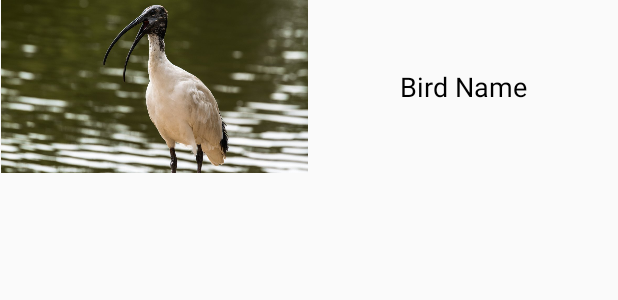
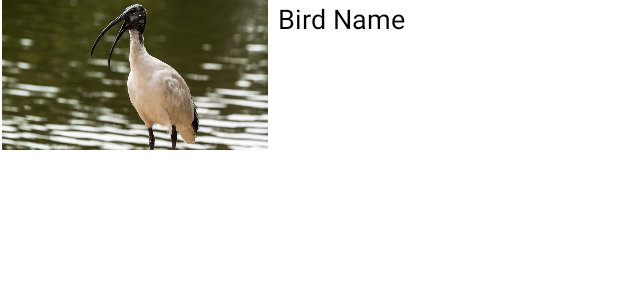
Before and after one commit to lowejosh/Fluttr, an Android app: the layout tq_result_item.xml on its own in the app's theme, with its tools: preview values and no code run, on a phone screen of 412 x 824 dp. Shown: the top 300 px of the screen. Run offline under Robolectric (Android 15) with nearby library versions, the phone set to English and light mode, and no system bars.

Commit message:
Working ResultList

```diff
--- a/Database/app/src/main/java/charles/database/model/Duck.java
+++ b/Database/app/src/main/java/charles/database/model/Duck.java
@@ -18,7 +18,7 @@ public class Duck {
      * @param minSize Duck Minimum Size (cm)
      * @param maxSize Duck Maximum Size (cm)
      */
-    public Duck(int duckID, String name, String image, short atlasNo, byte minSize, byte maxSize) throws Exception {
+    public Duck(int duckID, String name, String image, short atlasNo, byte minSize, byte maxSize) {
         this.duckID = duckID;
         this.name = name;
         this.image = image;
@@ -26,6 +26,7 @@ public class Duck {
         this.minSize = minSize;
         this.maxSize = maxSize;
 
+        /*
         //Check DuckID is positive
         if (duckID < 0) {
             throw new Exception("DuckID Cannot be a Negative Number.");
@@ -51,7 +52,7 @@ public class Duck {
         //Check maximum size is positive
         if (maxSize <= 0) {
             throw new Exception("Maximum size Cannot be a Negative/Zero Number.");
-        }
+        }*/
     }
 
     /**
--- a/Database/app/src/main/res/layout/tq_result_item.xml
+++ b/Database/app/src/main/res/layout/tq_result_item.xml
@@ -1,40 +1,32 @@
 <?xml version="1.0" encoding="utf-8"?>
-<LinearLayout
+<RelativeLayout
     xmlns:android="http://schemas.android.com/apk/res/android"
     xmlns:app="http://schemas.android.com/apk/res-auto"
     android:layout_width="match_parent"
-    android:layout_height="wrap_content"
-    android:orientation="horizontal"
-    android:weightSum="1">
+    android:layout_height="match_parent"
+    android:background="#fff">
 
 
     <ImageView
         android:id="@+id/result_item_image"
-        android:layout_width="match_parent"
-        android:layout_height="wrap_content"
+        android:layout_width="180dp"
+        android:layout_height="100dp"
         android:layout_alignParentStart="true"
         android:layout_alignParentTop="true"
         android:adjustViewBounds="true"
         android:cropToPadding="false"
-        app:srcCompat="@drawable/ibis"
-        android:layout_weight="0.5"/>
-
-    <RelativeLayout
-        android:layout_width="match_parent"
-        android:layout_height="match_parent"
-        android:layout_weight="0.5"
-        android:orientation="vertical">
+        android:src="@drawable/ibis" />
 
     <TextView
-            android:layout_width="match_parent"
+        android:id="@+id/result_item_bird_name"
+        android:layout_width="wrap_content"
         android:layout_height="wrap_content"
-            android:layout_centerVertical="true"
+        android:layout_alignParentTop="true"
+        android:layout_toEndOf="@+id/result_item_image"
         android:paddingLeft="5dp"
         android:paddingRight="5dp"
         android:text="Bird Name"
-            android:textSize="18sp"
-            android:textAlignment="center"
+        android:textAlignment="viewStart"
         android:textColor="#000"
-            android:id="@+id/result_item_bird_name"/>
+        android:textSize="18sp" />
 </RelativeLayout>
-</LinearLayout>
```
Also changed, not shown: Database/app/src/main/java/charles/database/MainActivity.java (+14 -1 lines), Database/app/src/main/java/charles/database/adapter/ResultListAdapter.java (+7 -5 lines), Database/app/src/main/res/layout/activity_list.xml (added, +11 -0 lines), Database/app/src/main/res/layout/activity_listview.xml (added, +9 -0 lines), Database/app/src/main/res/layout/tq_result_list.xml (+2 -12 lines). Lines whose indentation alone changed are shown as unchanged.
